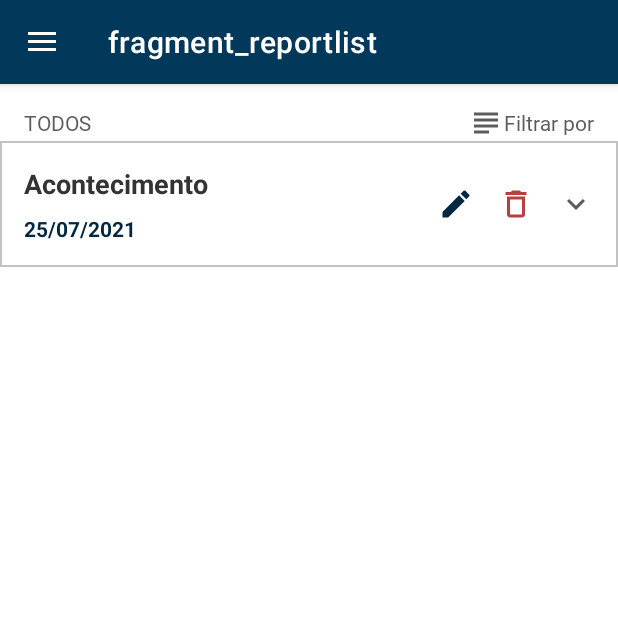
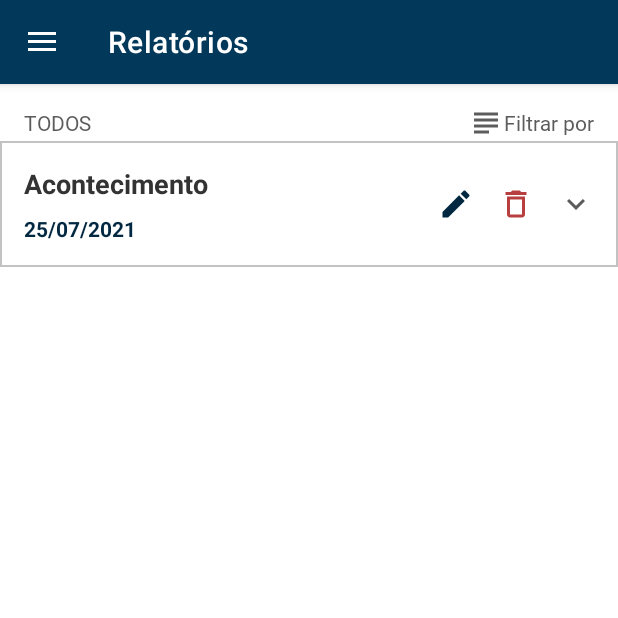
Before and after one commit to WidestView/OOL-MOBILE, an Android app: the screen it shows after launch (ContentActivity), in the side drawer, after a tap on "Relatórios", on a phone screen of 412 x 824 dp, the top half of it. Run offline under Robolectric (Android 15) with nearby library versions, the phone set to English and light mode, and no system bars; our stand-ins replace navigation-ui; Roboto replaces fonts that are not available here.

Commit message:
Updated view structure

```diff
--- a/app/src/main/java/com/example/ool_mobile/ContentActivity.java
+++ b/app/src/main/java/com/example/ool_mobile/ui/ContentActivity.java
@@ -1,4 +1,4 @@
-package com.example.ool_mobile;
+package com.example.ool_mobile.ui;
 
 import android.annotation.SuppressLint;
 import android.os.Bundle;
@@ -15,6 +15,7 @@ import androidx.navigation.Navigation;
 import androidx.navigation.ui.AppBarConfiguration;
 import androidx.navigation.ui.NavigationUI;
 
+import com.example.ool_mobile.R;
 import com.example.ool_mobile.ui.meta.WithDrawer;
 import com.google.android.material.navigation.NavigationView;
 
--- a/app/src/main/java/com/example/ool_mobile/TempActivity.java
+++ b/app/src/main/java/com/example/ool_mobile/ui/TempActivity.java
@@ -1,4 +1,4 @@
-package com.example.ool_mobile;
+package com.example.ool_mobile.ui;
 
 import android.content.Intent;
 import android.os.Bundle;
@@ -13,7 +13,6 @@ public class TempActivity extends AppCompatActivity {
         super.onCreate(savedInstanceState);
         startActivity(new Intent(this, ContentActivity.class));
 
-
         // todo: fix mysterious crashes with homefragment.
     }
 }
--- a/app/src/main/res/layout/activity_content_layout.xml
+++ b/app/src/main/res/layout/activity_content_layout.xml
@@ -4,7 +4,7 @@
     xmlns:tools="http://schemas.android.com/tools"
     android:layout_width="match_parent"
     android:layout_height="match_parent"
-    tools:context=".ContentActivity">
+    tools:context=".ui.ContentActivity">
 
     <com.google.android.material.appbar.AppBarLayout
         android:layout_width="match_parent"
--- a/app/src/main/res/layout/activity_login.xml
+++ b/app/src/main/res/layout/activity_login.xml
@@ -6,7 +6,7 @@
     android:layout_width="match_parent"
     android:layout_height="match_parent"
     android:background="@drawable/bg_login"
-    tools:context=".LoginActivity">
+    tools:context=".ui.login.LoginActivity">
 
     <ImageView
         android:contentDescription="@string/out_of_lens_logo"
--- a/app/src/main/res/layout/activity_main.xml
+++ b/app/src/main/res/layout/activity_main.xml
@@ -1,7 +1,6 @@
 <?xml version="1.0" encoding="utf-8"?>
 <androidx.constraintlayout.widget.ConstraintLayout xmlns:android="http://schemas.android.com/apk/res/android"
-    xmlns:app="http://schemas.android.com/apk/res-auto"
     xmlns:tools="http://schemas.android.com/tools"
     android:layout_width="match_parent"
     android:layout_height="match_parent"
-    tools:context=".MainActivity"/>
+    tools:context=".ui.MainActivity" />
--- a/app/src/main/res/navigation/mobile_navigation.xml
+++ b/app/src/main/res/navigation/mobile_navigation.xml
@@ -27,12 +27,12 @@
     <fragment
         android:id="@id/nav_report"
         android:name="com.example.ool_mobile.ui.report_list.ReportListFragment"
-        android:label="fragment_reportlist"
+        android:label="@string/label_reports"
         tools:layout="@layout/fragment_report_list" />
     <fragment
         android:id="@+id/nav_calendar"
         android:name="com.example.ool_mobile.ui.calendar.CalendarFragment"
-        android:label="fragment_calendar"
+        android:label="@string/label_calendar"
         tools:layout="@layout/fragment_calendar" />
 
 
--- a/app/src/main/res/values/strings.xml
+++ b/app/src/main/res/values/strings.xml
@@ -94,4 +94,6 @@
     <string name="sample_report_title">Acontecimento</string>
     <string name="menu_calendar_listLabel">Eventos</string>
     <string name="menu_calendar_viewLabel">Calendário</string>
+    <string name="label_reports">Relatórios</string>
+    <string name="label_calendar">Calendário</string>
 </resources>
```
Also changed, not shown: app/src/main/AndroidManifest.xml (+4 -4 lines), app/src/main/java/com/example/ool_mobile/ui/MainActivity.java (renamed from app/src/main/java/com/example/ool_mobile/MainActivity.java, +4 -3 lines), app/src/main/java/com/example/ool_mobile/ui/login/LoginActivity.java (renamed from app/src/main/java/com/example/ool_mobile/LoginActivity.java, +8 -10 lines), app/src/main/res/layout/fragment_calendar.xml (+5 -5 lines).
